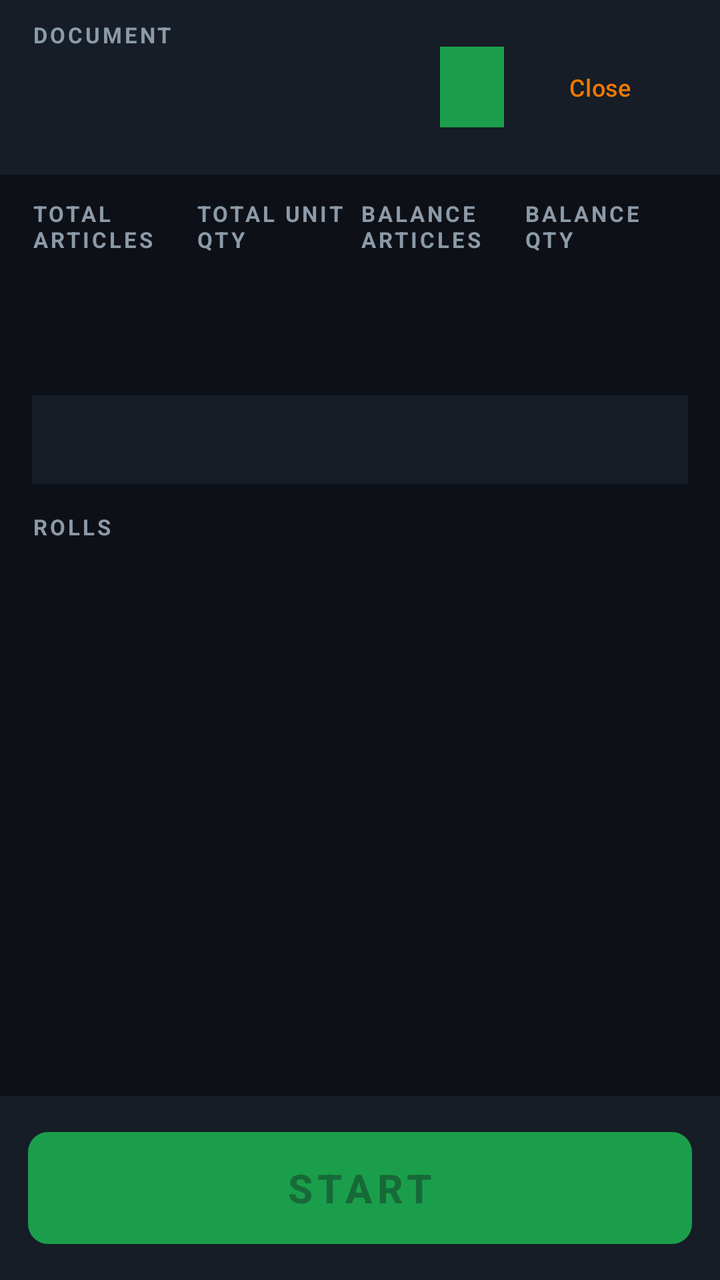
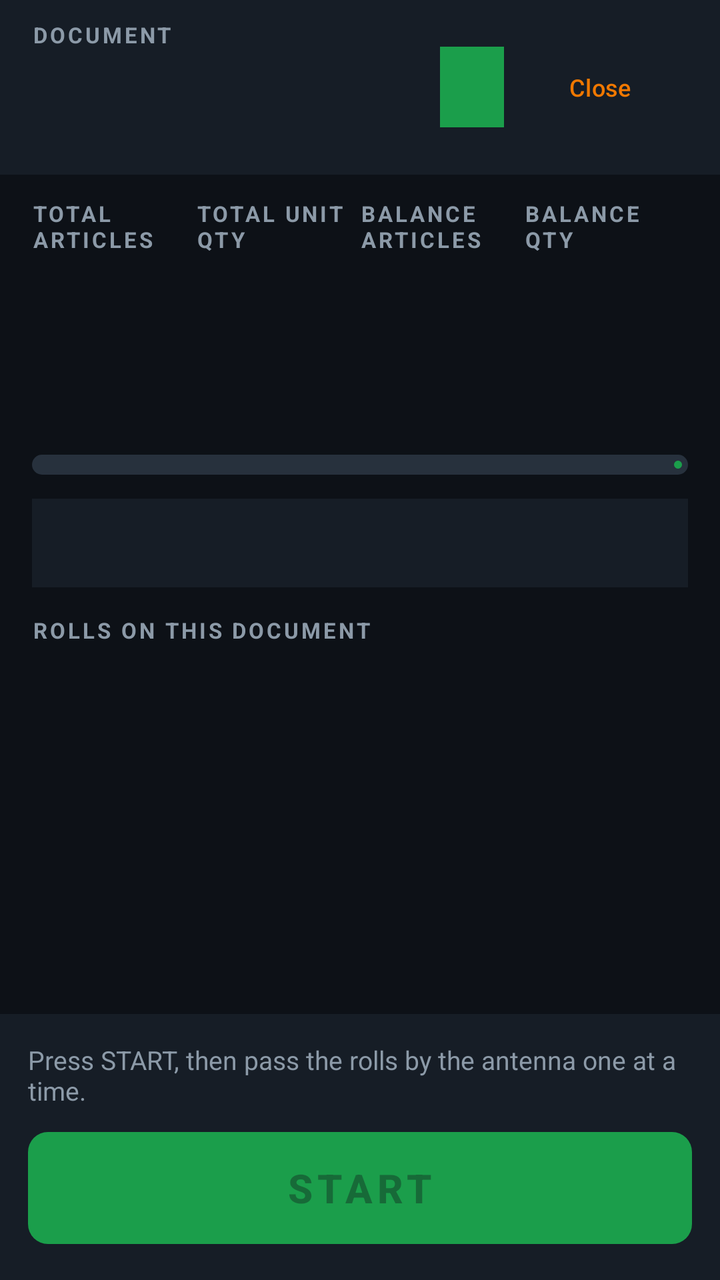

Two renders of the same Android screen: before a commit and after it. Below are the layout's source before the change and the commit's diff.
<!-- AndroidManifest.xml: application theme Theme.DenimRolls -->
<!-- res/layout/activity_scan.xml -->
<?xml version="1.0" encoding="utf-8"?>
<LinearLayout xmlns:android="http://schemas.android.com/apk/res/android"
    xmlns:app="http://schemas.android.com/apk/res-auto"
    android:layout_width="match_parent"
    android:layout_height="match_parent"
    android:orientation="vertical"
    android:background="@color/scan_bg">

    
    <LinearLayout
        android:layout_width="match_parent"
        android:layout_height="wrap_content"
        android:orientation="horizontal"
        android:gravity="center_vertical"
        android:background="@color/scan_surface"
        android:paddingHorizontal="16dp"
        android:paddingVertical="10dp">

        <LinearLayout
            android:layout_width="0dp"
            android:layout_height="wrap_content"
            android:layout_weight="1"
            android:orientation="vertical">

            <TextView
                android:layout_width="wrap_content"
                android:layout_height="wrap_content"
                android:text="@string/scan_document"
                style="@style/Metric.Label" />

            <TextView
                android:id="@+id/document_number"
                android:layout_width="match_parent"
                android:layout_height="wrap_content"
                android:textSize="26sp"
                android:textStyle="bold"
                android:fontFamily="monospace"
                android:textColor="@color/scan_text"
                android:maxLines="1"
                android:ellipsize="end" />

            <TextView
                android:id="@+id/user_name"
                android:layout_width="match_parent"
                android:layout_height="wrap_content"
                android:textSize="13sp"
                android:textColor="@color/scan_muted"
                android:maxLines="1"
                android:ellipsize="end" />
        </LinearLayout>

        <TextView
            android:id="@+id/movement"
            android:layout_width="wrap_content"
            android:layout_height="wrap_content"
            android:paddingHorizontal="16dp"
            android:paddingVertical="8dp"
            android:textSize="18sp"
            android:textStyle="bold"
            android:letterSpacing="0.1"
            android:textColor="#FFFFFF"
            android:background="@color/ok" />

        <com.google.android.material.button.MaterialButton
            android:id="@+id/close"
            style="@style/Widget.Material3.Button.TextButton"
            android:layout_width="wrap_content"
            android:layout_height="wrap_content"
            android:layout_marginStart="4dp"
            android:text="@string/close"
            android:textSize="12sp" />
    </LinearLayout>

    
    <LinearLayout
        android:layout_width="match_parent"
        android:layout_height="wrap_content"
        android:orientation="horizontal"
        android:paddingHorizontal="16dp"
        android:paddingTop="12dp"
        android:baselineAligned="false">

        <LinearLayout
            android:layout_width="0dp"
            android:layout_height="wrap_content"
            android:layout_weight="1"
            android:orientation="vertical">

            <TextView
                android:layout_width="wrap_content"
                android:layout_height="wrap_content"
                android:text="@string/scan_total_articles"
                style="@style/Metric.Label" />

            <TextView
                android:id="@+id/total_articles"
                android:layout_width="wrap_content"
                android:layout_height="wrap_content"
                style="@style/Metric.Value" />
        </LinearLayout>

        <LinearLayout
            android:layout_width="0dp"
            android:layout_height="wrap_content"
            android:layout_weight="1"
            android:orientation="vertical">

            <TextView
                android:layout_width="wrap_content"
                android:layout_height="wrap_content"
                android:text="@string/scan_total_qty"
                style="@style/Metric.Label" />

            <TextView
                android:id="@+id/total_quantity"
                android:layout_width="wrap_content"
                android:layout_height="wrap_content"
                style="@style/Metric.Value" />
        </LinearLayout>

        <LinearLayout
            android:layout_width="0dp"
            android:layout_height="wrap_content"
            android:layout_weight="1"
            android:orientation="vertical">

            <TextView
                android:layout_width="wrap_content"
                android:layout_height="wrap_content"
                android:text="@string/scan_balance_articles"
                style="@style/Metric.Label" />

            <TextView
                android:id="@+id/balance_articles"
                android:layout_width="wrap_content"
                android:layout_height="wrap_content"
                style="@style/Metric.Value"
                android:textSize="44sp"
                android:textColor="@color/brand" />
        </LinearLayout>

        <LinearLayout
            android:layout_width="0dp"
            android:layout_height="wrap_content"
            android:layout_weight="1"
            android:orientation="vertical">

            <TextView
                android:layout_width="wrap_content"
                android:layout_height="wrap_content"
                android:text="@string/scan_balance_qty"
                style="@style/Metric.Label" />

            <TextView
                android:id="@+id/balance_quantity"
                android:layout_width="wrap_content"
                android:layout_height="wrap_content"
                style="@style/Metric.Value"
                android:textSize="44sp"
                android:textColor="@color/brand" />
        </LinearLayout>
    </LinearLayout>

    
    <LinearLayout
        android:id="@+id/status_panel"
        android:layout_width="match_parent"
        android:layout_height="wrap_content"
        android:orientation="horizontal"
        android:gravity="center_vertical"
        android:layout_marginHorizontal="16dp"
        android:layout_marginTop="12dp"
        android:padding="12dp"
        android:background="@color/scan_surface">

        <TextView
            android:id="@+id/status_text"
            android:layout_width="0dp"
            android:layout_height="wrap_content"
            android:layout_weight="1"
            android:textSize="15sp"
            android:textStyle="bold"
            android:textColor="#FFFFFF" />

        <TextView
            android:id="@+id/last_epc"
            android:layout_width="wrap_content"
            android:layout_height="wrap_content"
            android:textSize="11sp"
            android:fontFamily="monospace"
            android:textColor="#DDFFFFFF" />
    </LinearLayout>

    
    <LinearLayout
        android:id="@+id/alarm_panel"
        android:layout_width="match_parent"
        android:layout_height="wrap_content"
        android:orientation="vertical"
        android:layout_marginHorizontal="16dp"
        android:layout_marginTop="8dp"
        android:padding="14dp"
        android:background="@color/alarm"
        android:visibility="gone">

        <TextView
            android:id="@+id/alarm_title"
            android:layout_width="match_parent"
            android:layout_height="wrap_content"
            android:textSize="26sp"
            android:textStyle="bold"
            android:letterSpacing="0.1"
            android:textColor="#FFFFFF" />

        <TextView
            android:id="@+id/alarm_body"
            android:layout_width="match_parent"
            android:layout_height="wrap_content"
            android:layout_marginTop="2dp"
            android:textSize="14sp"
            android:textColor="#FFFFFF" />
    </LinearLayout>

    <TextView
        android:layout_width="wrap_content"
        android:layout_height="wrap_content"
        android:layout_marginHorizontal="16dp"
        android:layout_marginTop="14dp"
        android:text="@string/scan_rolls"
        style="@style/Metric.Label" />

    <androidx.recyclerview.widget.RecyclerView
        android:id="@+id/rolls"
        android:layout_width="match_parent"
        android:layout_height="0dp"
        android:layout_weight="1"
        android:layout_marginTop="4dp"
        android:paddingHorizontal="12dp"
        android:clipToPadding="false" />

    
    <LinearLayout
        android:layout_width="match_parent"
        android:layout_height="wrap_content"
        android:orientation="horizontal"
        android:padding="14dp"
        android:background="@color/scan_surface">

        <com.google.android.material.button.MaterialButton
            android:id="@+id/start"
            android:layout_width="match_parent"
            android:layout_height="64dp"
            android:text="@string/start"
            android:textSize="20sp"
            android:textStyle="bold"
            android:letterSpacing="0.12"
            android:enabled="false"
            app:backgroundTint="@color/ok"
            app:cornerRadius="10dp" />

        <com.google.android.material.button.MaterialButton
            android:id="@+id/stop"
            android:layout_width="match_parent"
            android:layout_height="64dp"
            android:text="@string/stop"
            android:textSize="20sp"
            android:textStyle="bold"
            android:letterSpacing="0.12"
            android:visibility="gone"
            app:backgroundTint="@color/alarm"
            app:cornerRadius="10dp" />
    </LinearLayout>
</LinearLayout>
<!-- resources referenced by this layout -->
<resources>
  <color name="alarm">#D92D20</color>
  <color name="brand">#F07800</color>
  <color name="ok">#1B9E4B</color>
  <color name="scan_bg">#0D1117</color>
  <color name="scan_muted">#8C9AA8</color>
  <color name="scan_surface">#161D26</color>
  <color name="scan_text">#E8EEF4</color>
  <string name="close">Close</string>
  <string name="scan_balance_articles">Balance articles</string>
  <string name="scan_balance_qty">Balance qty</string>
  <string name="scan_document">Document</string>
  <string name="scan_rolls">Rolls</string>
  <string name="scan_total_articles">Total articles</string>
  <string name="scan_total_qty">Total unit qty</string>
  <string name="start">START</string>
  <string name="stop">STOP</string>
  <style name="Metric.Label" parent="">
          <item name="android:textSize">11sp</item>
          <item name="android:textStyle">bold</item>
          <item name="android:letterSpacing">0.12</item>
          <item name="android:textAllCaps">true</item>
          <item name="android:textColor">@color/scan_muted</item>
      </style>
  <style name="Metric.Value" parent="">
          <item name="android:textSize">30sp</item>
          <item name="android:textStyle">bold</item>
          <item name="android:textColor">@color/scan_text</item>
      </style>
  <style name="Theme.DenimRolls" parent="Theme.Material3.Light.NoActionBar">
          <item name="colorPrimary">@color/brand</item>
          <item name="colorOnPrimary">#FFFFFF</item>
          <item name="colorPrimaryContainer">@color/brand_soft</item>
          <item name="colorOnPrimaryContainer">@color/brand_dark</item>
          <item name="colorSecondary">@color/info</item>
          <item name="colorError">@color/alarm</item>
          <item name="android:colorBackground">@color/surface_alt</item>
          <item name="colorSurface">@color/surface</item>
          <item name="colorOnSurface">@color/ink</item>
          <item name="colorOutline">@color/line</item>
          <item name="android:statusBarColor">@color/brand_dark</item>
          <item name="android:windowLightStatusBar" tools:targetApi="m">false</item>
      </style>
  <color name="brand_soft">#FFF1E2</color>
  <color name="brand_dark">#C25E00</color>
  <color name="info">#1668C4</color>
  <color name="surface_alt">#F4F6F8</color>
  <color name="surface">#FFFFFF</color>
  <color name="ink">#12161A</color>
  <color name="line">#DBE2E8</color>
</resources>

<!-- the commit's change to res/layout/activity_scan.xml (unified diff, before → after) -->
@@ -161,6 +161,35 @@
         </LinearLayout>
     </LinearLayout>
 
+
+    <LinearLayout
+        android:layout_width="match_parent"
+        android:layout_height="wrap_content"
+        android:orientation="vertical"
+        android:layout_marginHorizontal="16dp"
+        android:layout_marginTop="14dp">
+
+        <TextView
+            android:id="@+id/progress_text"
+            android:layout_width="match_parent"
+            android:layout_height="wrap_content"
+            android:textSize="16sp"
+            android:textStyle="bold"
+            android:textColor="@color/scan_text" />
+
+        <com.google.android.material.progressindicator.LinearProgressIndicator
+            android:id="@+id/progress_bar"
+            android:layout_width="match_parent"
+            android:layout_height="wrap_content"
+            android:layout_marginTop="6dp"
+            app:trackThickness="10dp"
+            app:trackCornerRadius="5dp"
+            app:indicatorColor="@color/ok"
+            app:trackColor="@color/scan_line"
+            android:max="100"
+            android:progress="0" />
+    </LinearLayout>
+
     
     <LinearLayout
         android:id="@+id/status_panel"
@@ -219,6 +248,16 @@
             android:layout_marginTop="2dp"
             android:textSize="14sp"
             android:textColor="#FFFFFF" />
+
+        <com.google.android.material.button.MaterialButton
+            android:id="@+id/alarm_dismiss"
+            style="@style/Widget.Material3.Button.TextButton"
+            android:layout_width="wrap_content"
+            android:layout_height="wrap_content"
+            android:layout_gravity="end"
+            android:text="@string/scan_dismiss"
+            android:textColor="#FFFFFF"
+            android:textStyle="bold" />
     </LinearLayout>
 
     <TextView
@@ -242,9 +281,18 @@
     <LinearLayout
         android:layout_width="match_parent"
         android:layout_height="wrap_content"
-        android:orientation="horizontal"
+        android:orientation="vertical"
         android:padding="14dp"
         android:background="@color/scan_surface">
+
+        <TextView
+            android:id="@+id/control_help"
+            android:layout_width="match_parent"
+            android:layout_height="wrap_content"
+            android:layout_marginBottom="8dp"
+            android:text="@string/scan_help_start"
+            android:textSize="13sp"
+            android:textColor="@color/scan_muted" />
 
         <com.google.android.material.button.MaterialButton
             android:id="@+id/start"
<!-- resource entries referenced after the edit -->
@@ -4,14 +4,17 @@
   <color name="brand">#F07800</color>
   <color name="ok">#1B9E4B</color>
   <color name="scan_bg">#0D1117</color>
+  <color name="scan_line">#27313D</color>
   <color name="scan_muted">#8C9AA8</color>
   <color name="scan_surface">#161D26</color>
   <color name="scan_text">#E8EEF4</color>
   <string name="close">Close</string>
   <string name="scan_balance_articles">Balance articles</string>
   <string name="scan_balance_qty">Balance qty</string>
+  <string name="scan_dismiss">Dismiss</string>
   <string name="scan_document">Document</string>
-  <string name="scan_rolls">Rolls</string>
+  <string name="scan_help_start">Press START, then pass the rolls by the antenna one at a time.</string>
+  <string name="scan_rolls">Rolls on this document</string>
   <string name="scan_total_articles">Total articles</string>
   <string name="scan_total_qty">Total unit qty</string>
   <string name="start">START</string>
